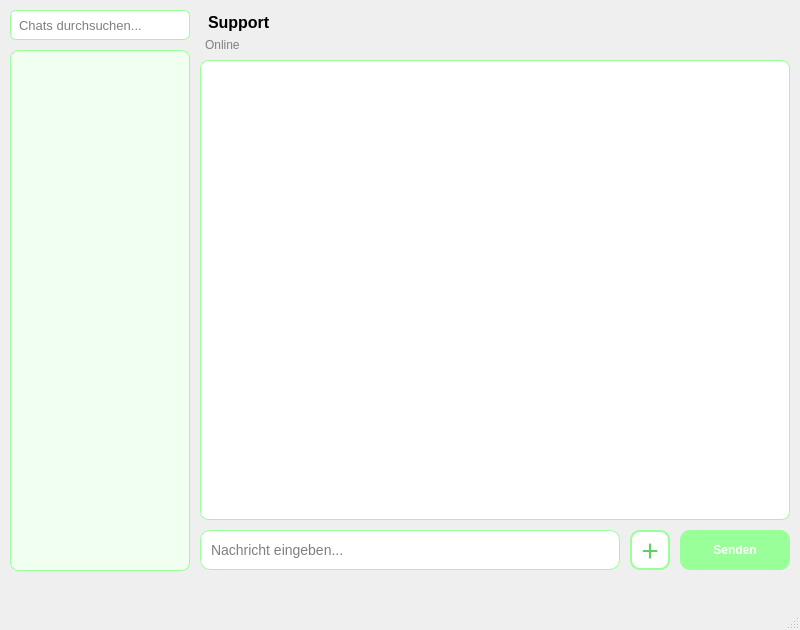
lucaatm/bsrnproject, file gui/guidesign_bsrn.ui: the form before one commit.
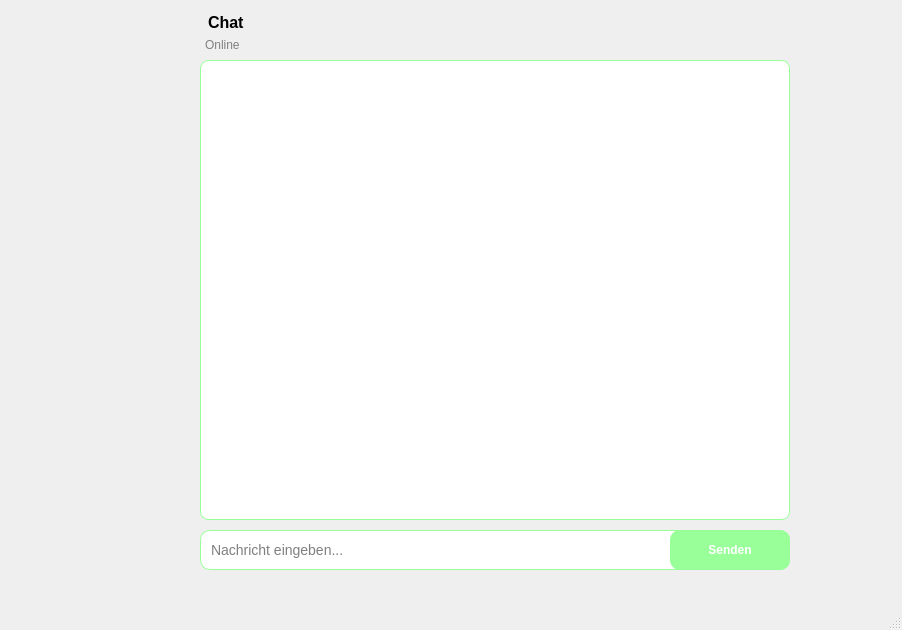
The form after the commit. Icons and pictures are not drawn.

The edit to the form file:
```diff
--- a/gui/guidesign_bsrn.ui
+++ b/gui/guidesign_bsrn.ui
@@ -6,7 +6,7 @@
    <rect>
     <x>0</x>
     <y>0</y>
-    <width>800</width>
+    <width>902</width>
     <height>630</height>
    </rect>
   </property>
@@ -18,47 +18,6 @@
     <normaloff>ani_gui.jpg</normaloff>ani_gui.jpg</iconset>
   </property>
   <widget class="QWidget" name="centralwidget">
-   <widget class="QLineEdit" name="searchChatList">
-    <property name="geometry">
-     <rect>
-      <x>10</x>
-      <y>10</y>
-      <width>180</width>
-      <height>30</height>
-     </rect>
-    </property>
-    <property name="styleSheet">
-     <string notr="true">QLineEdit {
-background-color: #ffffff;
-border: 1px solid #99ff99;
-border-radius: 6px;
-padding: 6px;
-font-size: 13px;
-}</string>
-    </property>
-    <property name="placeholderText">
-     <string>Chats durchsuchen...</string>
-    </property>
-   </widget>
-   <widget class="QListWidget" name="chatList">
-    <property name="geometry">
-     <rect>
-      <x>10</x>
-      <y>50</y>
-      <width>180</width>
-      <height>521</height>
-     </rect>
-    </property>
-    <property name="styleSheet">
-     <string notr="true">QListWidget {
-background-color: #f0fff0;
-border: 1px solid #99ff99;
-border-radius: 8px;
-padding: 8px;
-font-size: 14px;
-}</string>
-    </property>
-   </widget>
    <widget class="QLabel" name="labelChatName">
     <property name="geometry">
      <rect>
@@ -72,7 +31,7 @@
      <string notr="true">font-weight: bold; font-size: 16px; padding: 4px;</string>
     </property>
     <property name="text">
-     <string>Support</string>
+     <string>Chat</string>
     </property>
    </widget>
    <widget class="QLabel" name="labelChatStatus">
@@ -115,7 +74,7 @@
      <rect>
       <x>200</x>
       <y>530</y>
-      <width>420</width>
+      <width>590</width>
       <height>40</height>
      </rect>
     </property>
@@ -131,41 +90,12 @@
      <string>Nachricht eingeben...</string>
     </property>
    </widget>
-   <widget class="QPushButton" name="buttonAddImage">
-    <property name="geometry">
-     <rect>
-      <x>630</x>
-      <y>530</y>
-      <width>40</width>
-      <height>40</height>
-     </rect>
-    </property>
-    <property name="styleSheet">
-     <string notr="true">QPushButton {
-background-color: #ffffff;
-color: #66cc66;
-font-size: 20px;
-font-weight: bold;
-border: 2px solid #99ff99;
-border-radius: 10px;
-}
-QPushButton:hover {
-background-color: #ccffcc;
-}</string>
-    </property>
-    <property name="text">
-     <string>＋</string>
-    </property>
-    <property name="toolTip">
-     <string>Bild auswählen und senden</string>
-    </property>
-   </widget>
    <widget class="QPushButton" name="pushButton">
     <property name="geometry">
      <rect>
-      <x>680</x>
+      <x>670</x>
       <y>530</y>
-      <width>110</width>
+      <width>120</width>
       <height>40</height>
      </rect>
     </property>
```
Left out of the diff: 2 changed lines with no effect on the pictures.
